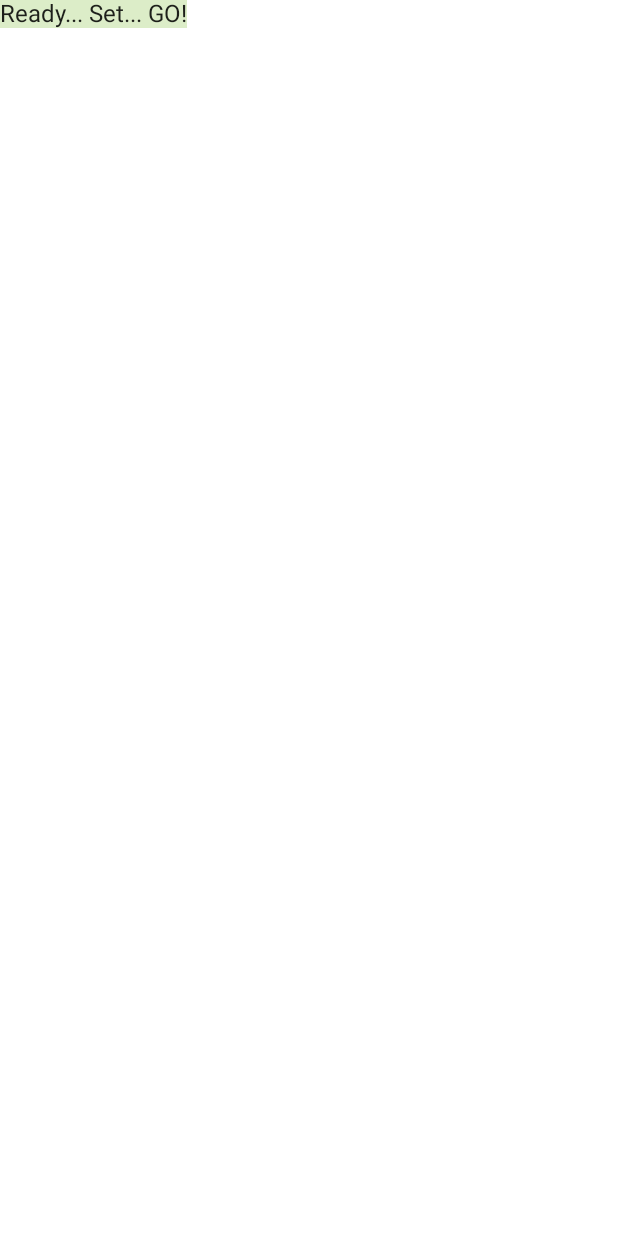
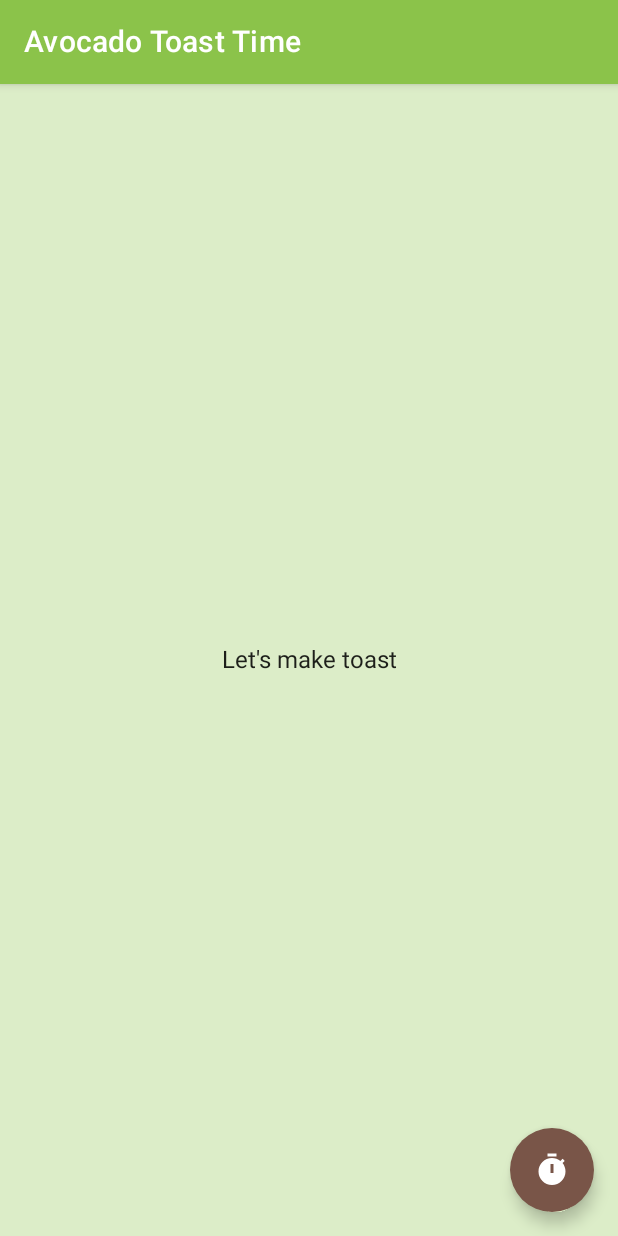
Before and after one commit to torresmi/compose-countdown-timer, an Android app built with Jetpack Compose: the screen it shows after launch (MainActivity), on a phone screen of 412 x 824 dp. Run offline under Robolectric (Android 15) with nearby library versions, the phone set to English and light mode, and no system bars.

Commit message:
render countdown timer

```diff
--- a/app/src/main/java/com/example/androiddevchallenge/MainActivity.kt
+++ b/app/src/main/java/com/example/androiddevchallenge/MainActivity.kt
@@ -18,11 +18,7 @@ package com.example.androiddevchallenge
 import android.os.Bundle
 import androidx.activity.compose.setContent
 import androidx.appcompat.app.AppCompatActivity
-import androidx.compose.material.MaterialTheme
-import androidx.compose.material.Surface
-import androidx.compose.material.Text
-import androidx.compose.runtime.Composable
-import androidx.compose.ui.tooling.preview.Preview
+import com.example.androiddevchallenge.ui.home.HomeScreen
 import com.example.androiddevchallenge.ui.theme.MyTheme
 
 class MainActivity : AppCompatActivity() {
@@ -30,32 +26,8 @@ class MainActivity : AppCompatActivity() {
         super.onCreate(savedInstanceState)
         setContent {
             MyTheme {
-                MyApp()
+                HomeScreen()
             }
         }
     }
 }
-
-// Start building your app here!
-@Composable
-fun MyApp() {
-    Surface(color = MaterialTheme.colors.background) {
-        Text(text = "Ready... Set... GO!")
-    }
-}
-
-@Preview("Light Theme", widthDp = 360, heightDp = 640)
-@Composable
-fun LightPreview() {
-    MyTheme {
-        MyApp()
-    }
-}
-
-@Preview("Dark Theme", widthDp = 360, heightDp = 640)
-@Composable
-fun DarkPreview() {
-    MyTheme(darkTheme = true) {
-        MyApp()
-    }
-}
--- /dev/null
+++ b/app/src/main/java/com/example/androiddevchallenge/ui/home/Home.kt
@@ -0,0 +1,118 @@
+package com.example.androiddevchallenge.ui.home
+
+import androidx.compose.foundation.background
+import androidx.compose.foundation.layout.Arrangement
+import androidx.compose.foundation.layout.Column
+import androidx.compose.foundation.layout.fillMaxHeight
+import androidx.compose.foundation.layout.fillMaxWidth
+import androidx.compose.material.FloatingActionButton
+import androidx.compose.material.Icon
+import androidx.compose.material.MaterialTheme
+import androidx.compose.material.Scaffold
+import androidx.compose.material.Surface
+import androidx.compose.material.Text
+import androidx.compose.material.TopAppBar
+import androidx.compose.material.icons.Icons
+import androidx.compose.material.icons.filled.Stop
+import androidx.compose.material.icons.filled.Timer
+import androidx.compose.runtime.Composable
+import androidx.compose.ui.Alignment
+import androidx.compose.ui.Modifier
+import androidx.compose.ui.res.stringResource
+import androidx.compose.ui.tooling.preview.Preview
+import androidx.compose.ui.unit.dp
+import com.example.androiddevchallenge.R
+import com.example.androiddevchallenge.ui.theme.MyTheme
+import java.text.SimpleDateFormat
+import java.util.Date
+import java.util.Locale
+
+@Composable
+fun HomeScreen(homeViewModel: HomeViewModel = HomeViewModel()) {
+    Home(
+        viewState = homeViewModel.viewState,
+        onTimeStart = homeViewModel::start,
+        onTimeCancel = homeViewModel::end,
+    )
+}
+
+private const val TIME_FORMAT = "m:s"
+
+@Composable
+fun Home(
+    viewState: HomeViewModel.ViewState,
+    onTimeStart: () -> Unit,
+    onTimeCancel: () -> Unit,
+) {
+    Scaffold(
+        topBar = {
+            TopAppBar(
+                title = { Text(text = stringResource(id = R.string.home_title)) },
+                elevation = 4.dp,
+                backgroundColor = MaterialTheme.colors.primary
+            )
+        },
+        floatingActionButton = {
+            TimerFAB(viewState.timer, onTimeStart, onTimeCancel)
+        },
+    ) {
+        Surface {
+            Column(
+                modifier = Modifier
+                    .fillMaxWidth()
+                    .fillMaxHeight()
+                    .background(MaterialTheme.colors.background),
+                horizontalAlignment = Alignment.CenterHorizontally,
+                verticalArrangement = Arrangement.Center,
+            ) {
+                TimerDisplay(viewState.timer)
+            }
+        }
+    }
+}
+
+@Composable
+private fun TimerDisplay(timer: HomeViewModel.Timer) {
+    val text = when (timer) {
+        is HomeViewModel.Timer.Running -> {
+            val remainingTime = SimpleDateFormat(TIME_FORMAT, Locale.getDefault())
+                .format(Date(timer.remainingTimeMillis))
+            stringResource(id = R.string.home_timer, remainingTime)
+        }
+        is HomeViewModel.Timer.Stopped -> stringResource(id = R.string.home_start)
+    }
+
+    Text(text = text)
+}
+
+@Composable
+private fun TimerFAB(
+    timer: HomeViewModel.Timer,
+    onTimeStart: () -> Unit,
+    onTimeCancel: () -> Unit,
+) {
+    val (icon, action) = when (timer) {
+        is HomeViewModel.Timer.Running -> Icons.Default.Stop to onTimeCancel
+        is HomeViewModel.Timer.Stopped -> Icons.Default.Timer to onTimeStart
+    }
+
+    FloatingActionButton(onClick = action) {
+        Icon(imageVector = icon, contentDescription = null)
+    }
+}
+
+@Preview("Light Theme", widthDp = 360, heightDp = 640)
+@Composable
+private fun LightPreview() {
+    MyTheme {
+        HomeScreen()
+    }
+}
+
+@Preview("Dark Theme", widthDp = 360, heightDp = 640)
+@Composable
+private fun DarkPreview() {
+    MyTheme(darkTheme = true) {
+        HomeScreen()
+    }
+}
--- /dev/null
+++ b/app/src/main/java/com/example/androiddevchallenge/ui/home/HomeViewModel.kt
@@ -0,0 +1,51 @@
+package com.example.androiddevchallenge.ui.home
+
+import android.os.CountDownTimer
+import androidx.compose.runtime.getValue
+import androidx.compose.runtime.setValue
+import androidx.compose.runtime.mutableStateOf
+import androidx.lifecycle.ViewModel
+import java.util.concurrent.TimeUnit
+
+class HomeViewModel : ViewModel() {
+
+    data class ViewState(
+        val timer: Timer = Timer.Stopped
+    )
+
+    var viewState: ViewState by mutableStateOf(ViewState())
+        private set
+
+    private var currentTimer: CountDownTimer? = null
+
+    fun start() {
+        currentTimer?.cancel()
+        currentTimer = object : CountDownTimer(TOTAL_TIME_MILLIS, INTERVAL_TIME_MILLIS) {
+            override fun onTick(millisUntilFinished: Long) {
+                viewState = viewState.copy(timer = Timer.Running(millisUntilFinished))
+            }
+
+            override fun onFinish() {
+                end()
+            }
+        }.start()
+    }
+
+    fun end() {
+        currentTimer?.cancel()
+        currentTimer = null
+        viewState = viewState.copy(timer = Timer.Stopped)
+    }
+
+    override fun onCleared() {
+        end()
+    }
+
+    sealed class Timer {
+        data class Running(val remainingTimeMillis: Long) : Timer()
+        object Stopped : Timer()
+    }
+}
+
+private val TOTAL_TIME_MILLIS: Long = TimeUnit.MINUTES.toMillis(1)
+private val INTERVAL_TIME_MILLIS: Long = TimeUnit.SECONDS.toMillis(1)
--- a/app/src/main/res/values/strings.xml
+++ b/app/src/main/res/values/strings.xml
@@ -10,4 +10,7 @@
       the License.
       -->
     <string name="app_name">Avocado Toast Time</string>
+    <string name="home_title">Avocado Toast Time</string>
+    <string name="home_start">Let\'s make toast</string>
+    <string name="home_timer">Time Remaining: %s</string>
 </resources>
```
